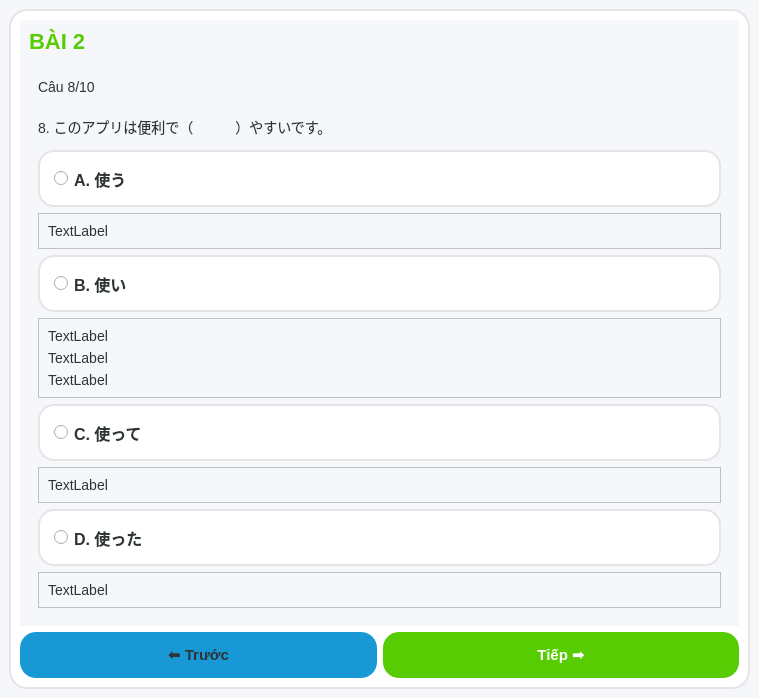
phmmduc/app-tieng-nhat, file quiz bài 2.ui: the form before one commit.
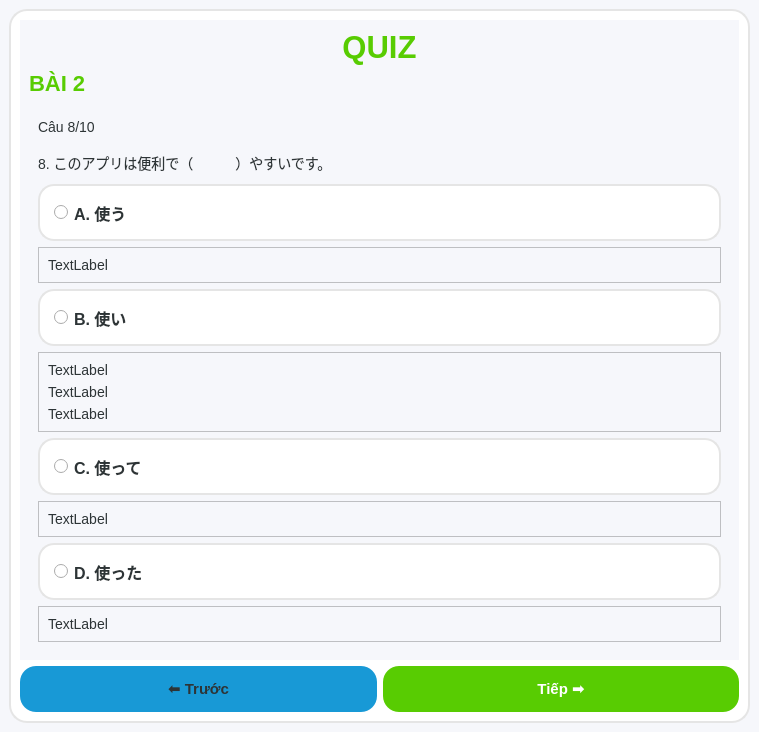
The form after the commit.

Commit message: Update quiz bài 2.ui

Patch:
```diff
--- a/quiz bài 2.ui
+++ b/quiz bài 2.ui
@@ -105,6 +105,23 @@
            </property>
            <widget class="QWidget" name="page_bai2">
             <layout class="QVBoxLayout" name="layout_bai2">
+             <item>
+              <widget class="QLabel" name="label_19">
+               <property name="styleSheet">
+                <string notr="true">QLabel {
+    color: #58CC02;
+    font-weight: bold;
+    font-size: 31px;
+}</string>
+               </property>
+               <property name="text">
+                <string>QUIZ</string>
+               </property>
+               <property name="alignment">
+                <set>Qt::AlignCenter</set>
+               </property>
+              </widget>
+             </item>
              <item>
               <widget class="QLabel" name="label_bai2_title">
                <property name="styleSheet">
```
